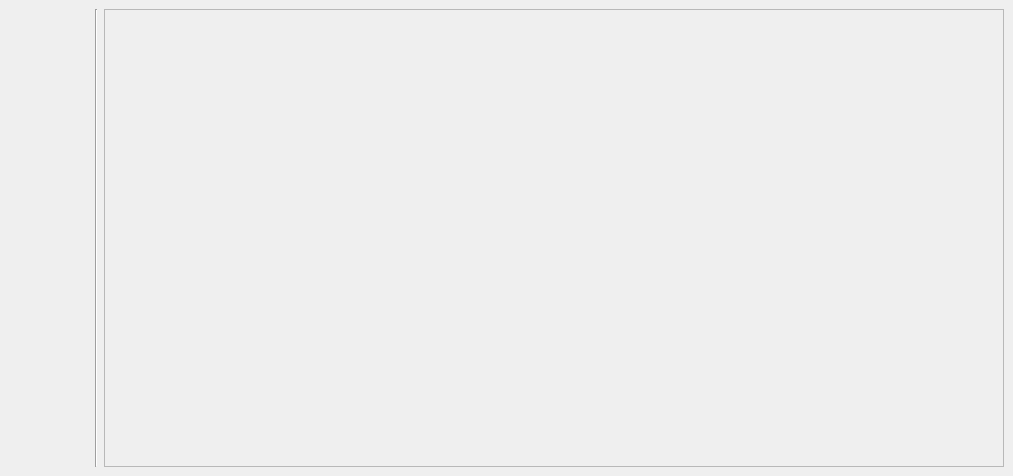
First picture: the form in ui/import_fieldlogger.ui, repository jkall/qgis-midvatten-plugin, before the edit.
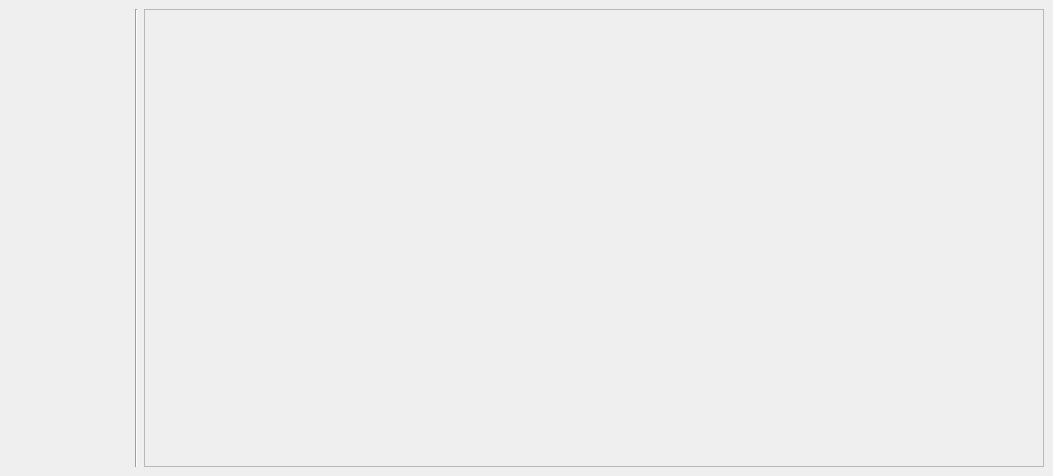
Second picture: the form after the edit.

Commit message: Some fieldlogger export rearranging

```diff
--- a/ui/import_fieldlogger.ui
+++ b/ui/import_fieldlogger.ui
@@ -25,7 +25,7 @@
       </property>
       <property name="minimumSize">
        <size>
-        <width>80</width>
+        <width>120</width>
         <height>0</height>
        </size>
       </property>
```
The commit also changes 2 other files.
